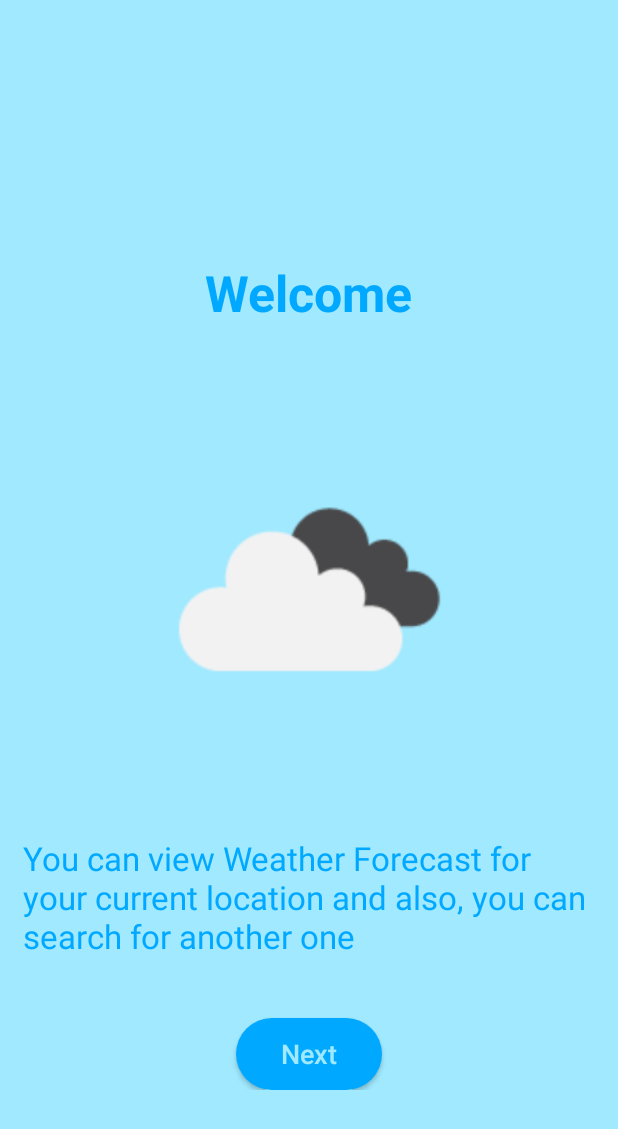
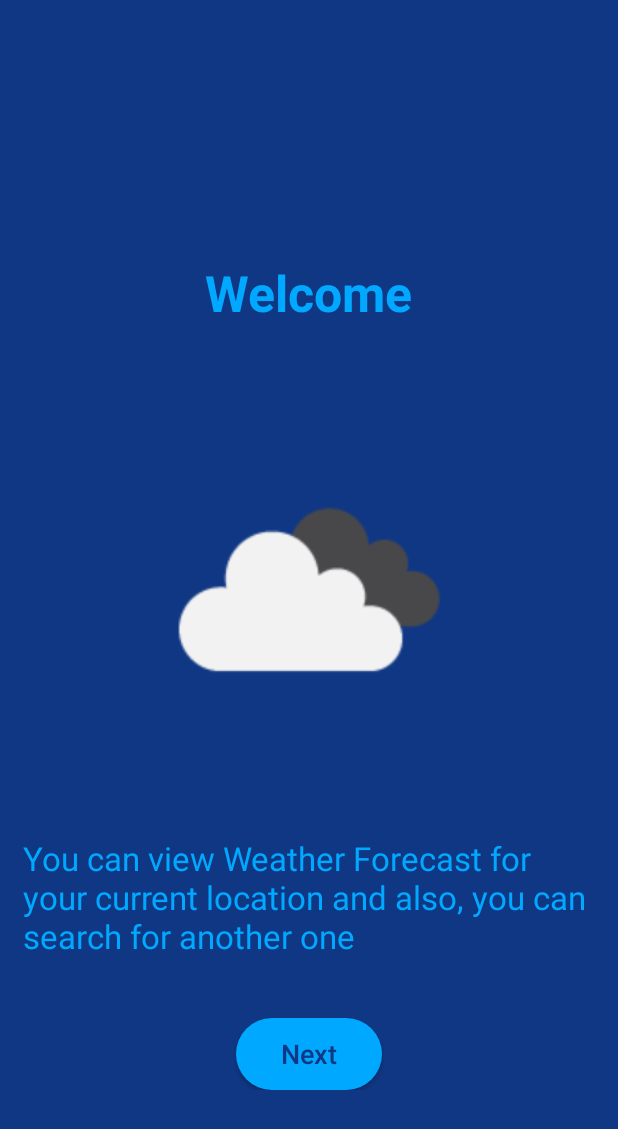
Before and after one commit to SAAKS6/Your-Weather, an Android app: the screen it shows after launch (App_Guide), on a phone screen of 412 x 824 dp. Shown: the top 1129 px of the screen. Run offline under Robolectric (Android 15) with nearby library versions, the phone set to English and light mode, and no system bars.

Commit message:
Light Mode - Front-end UI Again Changed.

```diff
--- a/app/src/main/res/values/colors.xml
+++ b/app/src/main/res/values/colors.xml
@@ -13,8 +13,8 @@
     <color name="dark_blue_darkMode">#FF06283D</color>
 
     <!-- Light Mode Colors -->
-    <color name="white_lightMode">#FFCDF5FD</color>
-    <color name="light_blue_lightMode">#FFA0E9FF</color>
+    <color name="white_lightMode">#9bafd9</color>
+    <color name="light_blue_lightMode">#103783</color>
     <color name="blue_lightMode">#FF00A9FF</color>
 
 </resources>
--- a/app/src/main/res/values/themes.xml
+++ b/app/src/main/res/values/themes.xml
@@ -8,7 +8,8 @@
         <item name="colorSecondary">@color/white_lightMode</item>
         <item name="color">@color/white_lightMode</item>
         <item name="colorAccent">@color/blue_lightMode</item>
-        <item name="srcCompat">@drawable/landing_bg_light</item>
+<!--        <item name="srcCompat">@drawable/landing_bg_light</item>-->
+        <item name="srcCompat">@drawable/srccmpat11</item>
         <item name="textFillColor">@color/blue_lightMode</item>
     </style>
 </resources>
```
Also changed, not shown: app/src/main/res/drawable/srccmpat11.png (added).
